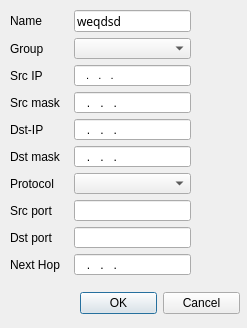
brat002/ExpertBilling, file mdi/forms/classes.ui: the form before one commit.
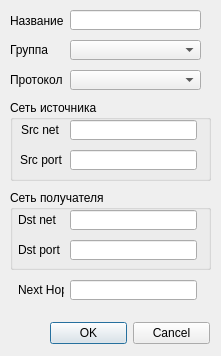
The form after the commit.

```diff
--- a/mdi/forms/classes.ui
+++ b/mdi/forms/classes.ui
@@ -5,8 +5,8 @@
    <rect>
     <x>0</x>
     <y>0</y>
-    <width>247</width>
-    <height>328</height>
+    <width>221</width>
+    <height>356</height>
    </rect>
   </property>
   <property name="windowTitle" >
@@ -15,8 +15,8 @@
   <widget class="QDialogButtonBox" name="buttonBox" >
    <property name="geometry" >
     <rect>
-     <x>80</x>
-     <y>290</y>
+     <x>50</x>
+     <y>320</y>
      <width>160</width>
      <height>26</height>
     </rect>
@@ -28,54 +28,63 @@
     <set>QDialogButtonBox::Cancel|QDialogButtonBox::NoButton|QDialogButtonBox::Ok</set>
    </property>
   </widget>
-  <widget class="QWidget" name="layoutWidget" >
+  <widget class="QGroupBox" name="groupBox" >
    <property name="geometry" >
     <rect>
      <x>10</x>
-     <y>10</y>
-     <width>181</width>
-     <height>265</height>
+     <y>100</y>
+     <width>201</width>
+     <height>81</height>
     </rect>
    </property>
-   <layout class="QGridLayout" >
-    <item row="0" column="0" >
-     <widget class="QLabel" name="name_label" >
-      <property name="text" >
-       <string>Name</string>
-      </property>
-     </widget>
-    </item>
-    <item row="0" column="1" colspan="2" >
-     <widget class="QLineEdit" name="name_edit" >
-      <property name="font" >
-       <font>
-        <family>MS Reference Sans Serif</family>
-       </font>
+   <property name="title" >
+    <string>Сеть источника</string>
+   </property>
+   <widget class="QLineEdit" name="src_port_edit" >
+    <property name="geometry" >
+     <rect>
+      <x>60</x>
+      <y>50</y>
+      <width>127</width>
+      <height>20</height>
+     </rect>
+    </property>
+   </widget>
+   <widget class="QLabel" name="src_port_label" >
+    <property name="geometry" >
+     <rect>
+      <x>10</x>
+      <y>50</y>
+      <width>46</width>
+      <height>20</height>
+     </rect>
       </property>
       <property name="text" >
-       <string>weqdsd</string>
-      </property>
-     </widget>
-    </item>
-    <item row="1" column="0" >
-     <widget class="QLabel" name="group_label" >
-      <property name="text" >
-       <string>Group</string>
-      </property>
-     </widget>
-    </item>
-    <item row="1" column="1" colspan="2" >
-     <widget class="QComboBox" name="group_edit" />
-    </item>
-    <item row="2" column="0" >
+     <string>Src port</string>
+    </property>
+   </widget>
      <widget class="QLabel" name="src_ip_label" >
+    <property name="geometry" >
+     <rect>
+      <x>11</x>
+      <y>20</y>
+      <width>46</width>
+      <height>20</height>
+     </rect>
+    </property>
       <property name="text" >
-       <string>Src IP</string>
-      </property>
-     </widget>
-    </item>
-    <item row="2" column="1" colspan="2" >
+     <string>Src net</string>
+    </property>
+   </widget>
      <widget class="QLineEdit" name="src_ip_edit" >
+    <property name="geometry" >
+     <rect>
+      <x>60</x>
+      <y>20</y>
+      <width>127</width>
+      <height>20</height>
+     </rect>
+    </property>
       <property name="font" >
        <font>
         <family>MS Sans Serif</family>
@@ -84,10 +93,10 @@
        </font>
       </property>
       <property name="inputMask" >
-       <string>000.000.000.000; </string>
+     <string/>
       </property>
       <property name="text" >
-       <string>...</string>
+     <string/>
       </property>
       <property name="maxLength" >
        <number>15</number>
@@ -99,96 +108,175 @@
        <set>Qt::AlignLeading|Qt::AlignLeft|Qt::AlignVCenter</set>
       </property>
      </widget>
-    </item>
-    <item row="3" column="0" >
-     <widget class="QLabel" name="src_mask_label" >
-      <property name="text" >
-       <string>Src mask</string>
-      </property>
-     </widget>
-    </item>
-    <item row="3" column="1" colspan="2" >
-     <widget class="QLineEdit" name="src_mask_edit" >
-      <property name="inputMask" >
-       <string>000.000.000.000; </string>
-      </property>
-     </widget>
-    </item>
-    <item row="4" column="0" >
+  </widget>
+  <widget class="QGroupBox" name="groupBox_2" >
+   <property name="geometry" >
+    <rect>
+     <x>10</x>
+     <y>190</y>
+     <width>201</width>
+     <height>80</height>
+    </rect>
+   </property>
+   <property name="title" >
+    <string>Сеть получателя</string>
+   </property>
+   <widget class="QLineEdit" name="dst_port_edit" >
+    <property name="geometry" >
+     <rect>
+      <x>60</x>
+      <y>50</y>
+      <width>127</width>
+      <height>20</height>
+     </rect>
+    </property>
+   </widget>
      <widget class="QLabel" name="dst_ip_label" >
+    <property name="geometry" >
+     <rect>
+      <x>8</x>
+      <y>20</y>
+      <width>46</width>
+      <height>20</height>
+     </rect>
+    </property>
       <property name="text" >
-       <string>Dst-IP</string>
-      </property>
-     </widget>
-    </item>
-    <item row="4" column="1" colspan="2" >
+     <string>Dst net</string>
+    </property>
+   </widget>
      <widget class="QLineEdit" name="dst_ip_edit" >
-      <property name="inputMask" >
-       <string>000.000.000.000; </string>
-      </property>
-     </widget>
-    </item>
-    <item row="5" column="0" >
-     <widget class="QLabel" name="dst_mask_label" >
-      <property name="text" >
-       <string>Dst mask</string>
-      </property>
-     </widget>
-    </item>
-    <item row="5" column="1" colspan="2" >
-     <widget class="QLineEdit" name="dst_mask_edit" >
+    <property name="geometry" >
+     <rect>
+      <x>60</x>
+      <y>20</y>
+      <width>127</width>
+      <height>20</height>
+     </rect>
+    </property>
       <property name="inputMask" >
-       <string>000.000.000.000; </string>
-      </property>
-     </widget>
-    </item>
-    <item row="6" column="0" >
-     <widget class="QLabel" name="protocol_label" >
-      <property name="text" >
-       <string>Protocol</string>
-      </property>
-     </widget>
-    </item>
-    <item row="6" column="1" colspan="2" >
-     <widget class="QComboBox" name="protocol_edit" />
-    </item>
-    <item row="7" column="0" >
-     <widget class="QLabel" name="src_port_label" >
-      <property name="text" >
-       <string>Src port</string>
-      </property>
-     </widget>
-    </item>
-    <item row="7" column="1" colspan="2" >
-     <widget class="QLineEdit" name="src_port_edit" />
-    </item>
-    <item row="8" column="0" >
+     <string/>
+    </property>
+   </widget>
      <widget class="QLabel" name="dst_port_label" >
+    <property name="geometry" >
+     <rect>
+      <x>8</x>
+      <y>50</y>
+      <width>46</width>
+      <height>20</height>
+     </rect>
+    </property>
       <property name="text" >
        <string>Dst port</string>
       </property>
      </widget>
-    </item>
-    <item row="8" column="1" colspan="2" >
-     <widget class="QLineEdit" name="dst_port_edit" />
-    </item>
-    <item row="9" column="0" >
+  </widget>
+  <widget class="QLineEdit" name="name_edit" >
+   <property name="geometry" >
+    <rect>
+     <x>70</x>
+     <y>10</y>
+     <width>131</width>
+     <height>20</height>
+    </rect>
+   </property>
+  </widget>
      <widget class="QLabel" name="next_hop_label" >
+   <property name="geometry" >
+    <rect>
+     <x>18</x>
+     <y>280</y>
+     <width>46</width>
+     <height>20</height>
+    </rect>
+   </property>
       <property name="text" >
        <string>Next Hop</string>
       </property>
      </widget>
-    </item>
-    <item row="9" column="1" colspan="2" >
      <widget class="QLineEdit" name="next_hop_edit" >
+   <property name="geometry" >
+    <rect>
+     <x>70</x>
+     <y>280</y>
+     <width>127</width>
+     <height>20</height>
+    </rect>
+   </property>
       <property name="inputMask" >
-       <string>000.000.000.000; </string>
-      </property>
-     </widget>
-    </item>
-   </layout>
+    <string/>
+   </property>
+  </widget>
+  <widget class="QLabel" name="name_label" >
+   <property name="geometry" >
+    <rect>
+     <x>10</x>
+     <y>10</y>
+     <width>61</width>
+     <height>22</height>
+    </rect>
+   </property>
+   <property name="text" >
+    <string>Название</string>
+   </property>
   </widget>
- </widget>
+  <widget class="QLabel" name="protocol_label" >
+   <property name="geometry" >
+    <rect>
+     <x>10</x>
+     <y>70</y>
+     <width>61</width>
+     <height>20</height>
+    </rect>
+   </property>
+   <property name="text" >
+    <string>Протокол</string>
+   </property>
+  </widget>
+  <widget class="QLabel" name="group_label" >
+   <property name="geometry" >
+    <rect>
+     <x>10</x>
+     <y>40</y>
+     <width>61</width>
+     <height>20</height>
+    </rect>
+   </property>
+   <property name="text" >
+    <string>Группа</string>
+   </property>
+  </widget>
+  <widget class="QComboBox" name="protocol_edit" >
+   <property name="geometry" >
+    <rect>
+     <x>70</x>
+     <y>70</y>
+     <width>131</width>
+     <height>20</height>
+    </rect>
+   </property>
+  </widget>
+  <widget class="QComboBox" name="group_edit" >
+   <property name="geometry" >
+    <rect>
+     <x>70</x>
+     <y>40</y>
+     <width>131</width>
+     <height>20</height>
+    </rect>
+   </property>
+  </widget>
+ </widget>
+ <tabstops>
+  <tabstop>group_edit</tabstop>
+  <tabstop>protocol_edit</tabstop>
+  <tabstop>src_ip_edit</tabstop>
+  <tabstop>src_port_edit</tabstop>
+  <tabstop>dst_ip_edit</tabstop>
+  <tabstop>dst_port_edit</tabstop>
+  <tabstop>next_hop_edit</tabstop>
+  <tabstop>buttonBox</tabstop>
+ </tabstops>
  <resources/>
  <connections>
   <connection>
```
Left out of the diff: 2 changed lines with no effect on the pictures. Lines whose indentation alone changed are shown as unchanged.
